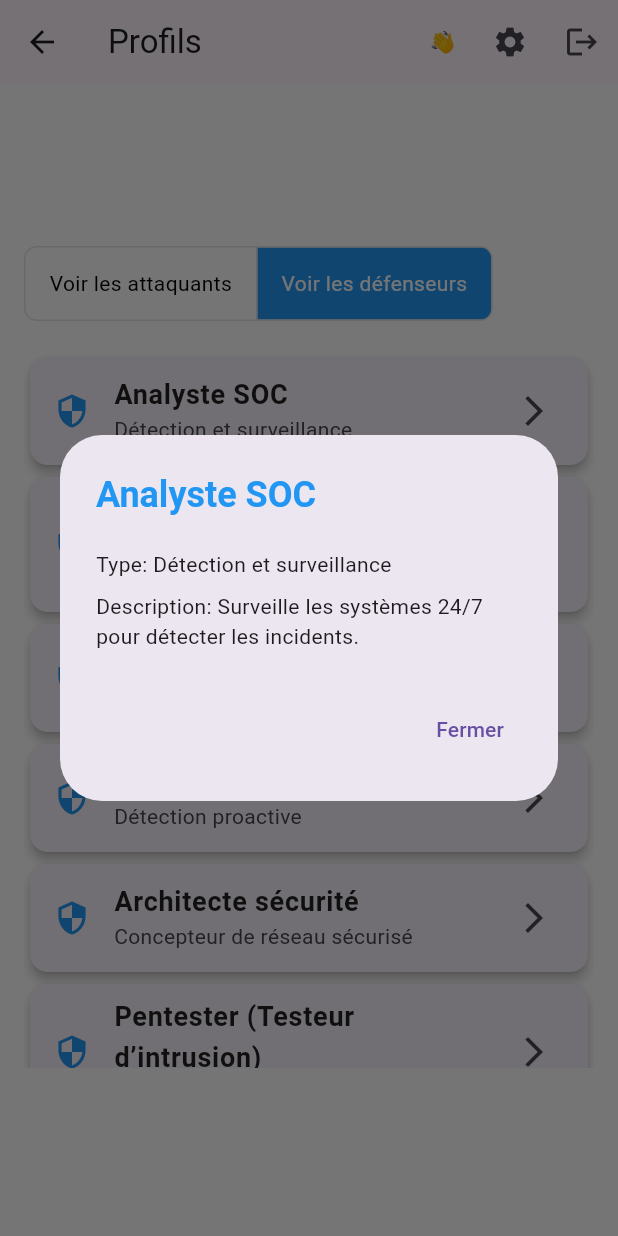
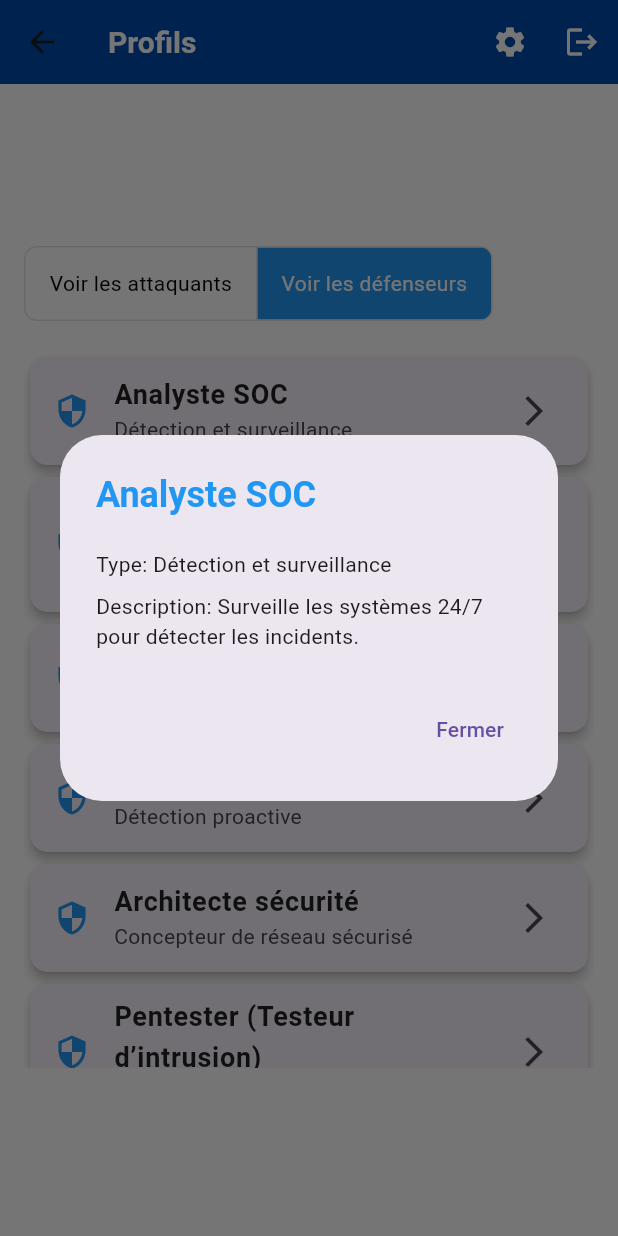
Before and after one commit to jo-ha-na/flutter-chat-app, a Flutter app: the ProfilAttaquantDefenseurPage screen opened by its route, after a tap on "Voir les défenseurs", after a tap on "Analyste SOC", on a phone screen of 412 x 824 dp. Run offline on Flutter 3.47's test engine with Material 3 defaults, Android fonts, the phone set to English and light mode, and no system bars; our stand-ins replace cloud_firestore, firebase_auth, firebase_core, flutter_secure_storage; accounts and stored records are empty; network calls fail.

Commit message:
version 4

```diff
--- a/lib/pages/home_page.dart
+++ b/lib/pages/home_page.dart
@@ -2,6 +2,7 @@ import 'package:flutter/material.dart';
 import 'package:flutter_chat_app/widgets/custom_app_bar.dart';
 import 'package:flutter_chat_app/services/api_service.dart';
 import 'package:flutter_chat_app/models/utilisateur.dart';
+import 'dart:developer';
 
 class HomePage extends StatefulWidget {
   const HomePage({super.key});
@@ -21,6 +22,8 @@ class _HomePageState extends State<HomePage> {
 
   Future<void> _loadUser() async {
     final user = await ApiService.getCurrentUser();
+    log("🧪 Utilisateur depuis /auth/me : ${user?.prenom} ${user?.nom}");
+
     setState(() {
       utilisateur = user;
     });
--- a/lib/pages/profil_attaquant_defenseur_page.dart
+++ b/lib/pages/profil_attaquant_defenseur_page.dart
@@ -1,5 +1,7 @@
 import 'package:flutter/material.dart';
 import 'package:flutter_chat_app/widgets/custom_app_bar.dart';
+import 'package:flutter_chat_app/models/utilisateur.dart';
+import 'package:flutter_chat_app/services/api_service.dart';
 
 class ProfilAttaquantDefenseurPage extends StatefulWidget {
   const ProfilAttaquantDefenseurPage({super.key});
@@ -158,6 +160,20 @@ class _ProfilAttaquantDefenseurPageState
     },
   ];
 
+  Utilisateur? utilisateur;
+  @override
+  void initState() {
+    super.initState();
+    _loadUser();
+  }
+
+  Future<void> _loadUser() async {
+    final user = await ApiService.getCurrentUser();
+    setState(() {
+      utilisateur = user;
+    });
+  }
+
   void _showProfilDetails(Map<String, String> profil) {
     showDialog(
       context: context,
@@ -199,7 +215,12 @@ class _ProfilAttaquantDefenseurPageState
     final profils = showAttaquants ? profilsAttaquants : profilsDefenseurs;
 
     return Scaffold(
-      appBar: CustomAppBar(title: "Profils ", onLogout: () {}, userName: ''),
+      appBar: CustomAppBar(
+        title: "Profils ",
+        onLogout: () {},
+        userName: utilisateur != null ? "${utilisateur!.prenom} " : null,
+        showUserMenu: true,
+      ),
       body: Padding(
         padding: const EdgeInsets.all(16.0),
         child: Column(
--- a/lib/pages/register_page.dart
+++ b/lib/pages/register_page.dart
@@ -30,7 +30,7 @@ class _RegisterPageState extends State<RegisterPage> {
       headers: {'Content-Type': 'application/json'},
       body: jsonEncode({
         "email": _emailController.text.trim(),
-        "password": _passwordController.text.trim(),
+        "motDePasse": _passwordController.text.trim(),
         "prenom": _prenomController.text.trim(),
         "nom": _nomController.text.trim(),
       }),
--- a/lib/widgets/custom_app_bar.dart
+++ b/lib/widgets/custom_app_bar.dart
@@ -44,7 +44,15 @@ class CustomAppBar extends StatelessWidget implements PreferredSizeWidget {
   @override
   Widget build(BuildContext context) {
     return AppBar(
-      title: Text(title),
+      backgroundColor: const Color(0xFF004AAD),
+      title: Text(
+        title,
+        style: const TextStyle(
+          color: Colors.white,
+          fontSize: 20,
+          fontWeight: FontWeight.bold,
+        ),
+      ),
       actions: [
         if (showUserMenu && userName != null)
           PopupMenuButton<String>(
@@ -82,12 +90,13 @@ class CustomAppBar extends StatelessWidget implements PreferredSizeWidget {
             child: Center(child: Text("👋 $userName")),
           ),
         IconButton(
-          icon: const Icon(Icons.settings),
+          icon: const Icon(Icons.settings, color: Colors.white),
           onPressed: () => _openSettings(context),
           tooltip: "Paramètres",
         ),
+
         IconButton(
-          icon: const Icon(Icons.logout),
+          icon: const Icon(Icons.logout, color: Colors.white),
           onPressed: onLogout,
           tooltip: "Se déconnecter",
         ),
```
Also changed, not shown: lib/models/utilisateur.dart (+6 -6 lines).
